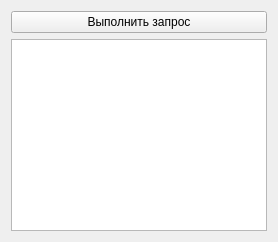
First picture: the form in client/ui/ReportTableWidget.ui, repository Freynet19/NSU_DB, before the edit.
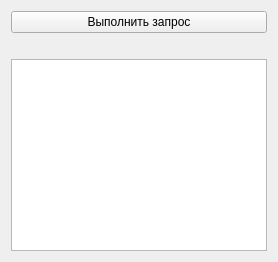
Second picture: the form after the edit.

Commit message: add count to some queries

```diff
--- a/client/ui/ReportTableWidget.ui
+++ b/client/ui/ReportTableWidget.ui
@@ -13,6 +13,16 @@
      </property>
     </widget>
    </item>
+   <item>
+    <widget class="QLabel" name="countLabel">
+     <property name="text">
+      <string/>
+     </property>
+     <property name="wordWrap">
+      <bool>true</bool>
+     </property>
+    </widget>
+   </item>
    <item>
     <widget class="QTableView" name="tableView">
      <property name="alternatingRowColors">
```
The commit also changes 7 other files.
